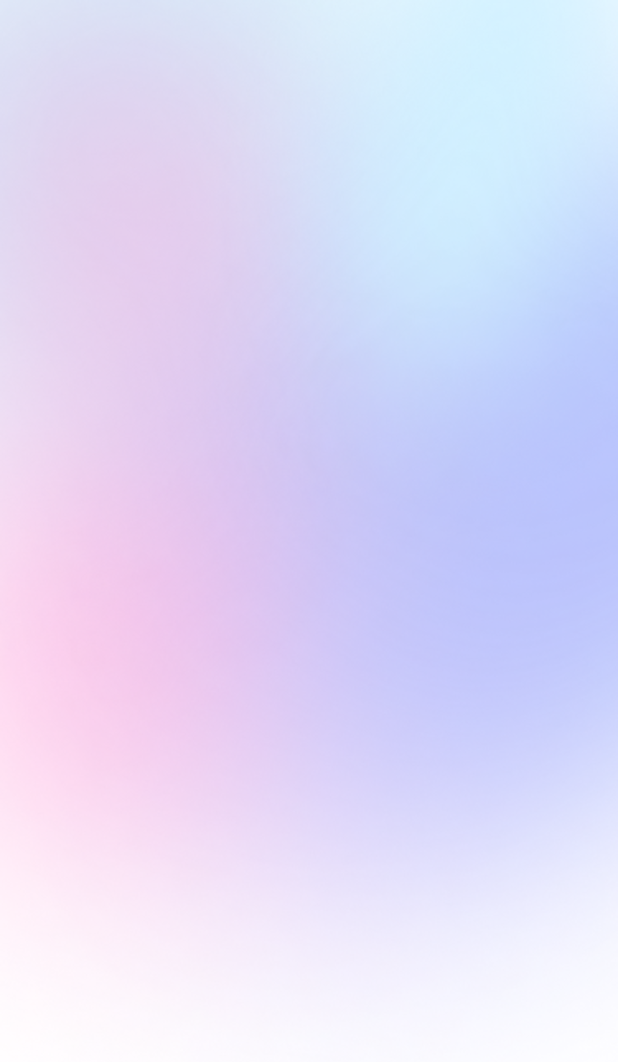
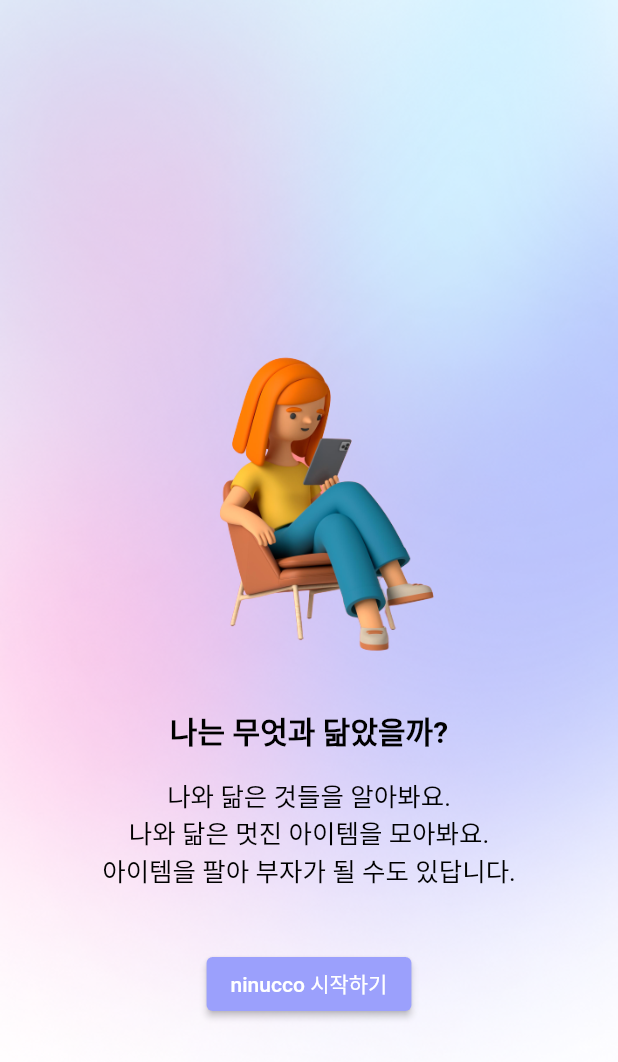
Before and after one commit to Ninucco/Ninucco, a Flutter app: the screen it shows after launch, on a phone screen of 412 x 824 dp. Shown: the top 1062 px of the screen. Run offline on Flutter 3.47's test engine with Material 2 defaults, Android fonts, the phone set to English and light mode, and no system bars; drawn by our look-alikes of carousel_slider; our stand-ins replace cached_network_image, firebase_auth, firebase_core, google_sign_in, image_cropper, image_picker and 3 more; missing offline and left inert: kakao_flutter_sdk, kakao_flutter_sdk_common, wrapped_korean_text; accounts and stored records are empty; generated files the repository leaves out were written again; Roboto replaces fonts that are missing (NexonGothic).

Commit message:
🐛 fix: make work
튜토리얼 페이지 미표현 문제 해결

```diff
--- a/application/ninucco/lib/providers/tutorial_provider.dart
+++ b/application/ninucco/lib/providers/tutorial_provider.dart
@@ -18,10 +18,9 @@ class TutorialProvider with ChangeNotifier {
   }
 
   void setIsPassTutorial(bool isPassTutorial) async {
-    notifyListeners();
     await _prefs.setBool('isPassTutorial', isPassTutorial);
     _isPassTutorial = isPassTutorial;
-    // print(_prefs.getBool('isPassTutorial'));
+    notifyListeners();
   }
 
   Future<void> passTutorial() async {
--- a/application/ninucco/lib/screens/tutorial/tutorial_screen.dart
+++ b/application/ninucco/lib/screens/tutorial/tutorial_screen.dart
@@ -15,27 +15,25 @@ class _TutorialScreenState extends State<TutorialScreen> {
   @override
   Widget build(BuildContext context) {
     TutorialProvider tutorialProvider = Provider.of<TutorialProvider>(context);
-    return GestureDetector(
-        onTap: () => FocusScope.of(context).unfocus(),
-        child: Scaffold(
+    return Scaffold(
       body: Container(
           decoration: const BoxDecoration(
               image: DecorationImage(
             image: AssetImage('assets/images/bg/bg.png'),
             fit: BoxFit.cover,
           )),
-            child: CustomScrollView(
-              physics: const RangeMaintainingScrollPhysics(),
-              keyboardDismissBehavior: ScrollViewKeyboardDismissBehavior.onDrag,
-              slivers: [
+          child: Column(
+            mainAxisAlignment: MainAxisAlignment.start,
+            children: [
+              const SizedBox(height: 180.0),
               const TutorialCarousel(),
+              const SizedBox(height: 40.0),
               ElevatedButton(
                   onPressed: () => tutorialProvider.setIsPassTutorial(true),
                   child: const Text('ninucco 시작하기')),
             ],
-            ),
-          ),
-        ));
+          )),
+    );
   }
 }
 
@@ -59,7 +57,7 @@ class _TutorialCarouselState extends State<TutorialCarousel> {
   Widget build(BuildContext context) {
     return CarouselSlider(
       options: CarouselOptions(
-        aspectRatio: 2.0,
+        aspectRatio: 1,
         enlargeCenterPage: true,
         enableInfiniteScroll: false,
       ),
@@ -68,42 +66,38 @@ class _TutorialCarouselState extends State<TutorialCarousel> {
           .map((index, imagePath) {
             return MapEntry(
               index,
-                Container(
-                  margin: const EdgeInsets.all(5.0),
-                  child: Column(
-                    mainAxisAlignment: MainAxisAlignment.center,
+              Column(
                 children: [
                   Expanded(
-                        child: ClipRRect(
-                          borderRadius:
-                              const BorderRadius.all(Radius.circular(5.0)),
                     child: Image.asset(
                       imagePath,
-                            fit: BoxFit.cover,
                     ),
                   ),
-                      ),
-                      const SizedBox(height: 10.0),
+                  const SizedBox(height: 1.0),
                   Text(
                     _tutorialImages!.getGuideTitle[index],
                     style: const TextStyle(
-                          color: Colors.white,
+                      color: Colors.black,
                       fontSize: 20.0,
                       fontWeight: FontWeight.bold,
                     ),
                   ),
-                      const SizedBox(height: 5.0),
-                      Text(
-                        _tutorialImages!.getGuideMessage[index],
+                  const SizedBox(height: 15.0),
+                  Column(
+                    children: _tutorialImages!.getGuideMessage[index]
+                        .map((message) => Text(
+                              message,
                               style: const TextStyle(
-                          color: Colors.white,
-                          fontSize: 20.0,
+                                color: Colors.black,
+                                fontSize: 17.0,
                                 fontWeight: FontWeight.normal,
                               ),
+                            ))
+                        .toList(),
                   ),
                 ],
               ),
-                ));
+            );
           })
           .values
           .toList(),
--- a/application/ninucco/lib/utilities/tutorial_image_info.dart
+++ b/application/ninucco/lib/utilities/tutorial_image_info.dart
@@ -12,9 +12,19 @@ class TutorialImages {
   ];
   List<String> get getGuideTitle => guideTitle;
   final guideMessage = [
-    '나와 닮은 것들을 알아봐요. 나와 닮은 멋진 아이템을 모아봐요. 아이템을 팔아 부자가 될 수도 있답니다.',
-    '당신의 모습을 면밀하게 분석하여 멋진 픽셀 아트를 만들어 줄 거예요. 나만의 아트를 소장해 보아요. Github 뱃지로도 달 수 있답니다.',
-    '나의 멋진 셀카 혹은 픽셀 아트를 가지고 친구와 대결해 보아요. 남의 대결에 베팅을 해 보아요. 대결이 끝나면 우리는 모두 친구',
+    ['나와 닮은 것들을 알아봐요.', '나와 닮은 멋진 아이템을 모아봐요.', '아이템을 팔아 부자가 될 수도 있답니다.'],
+    [
+      '당신의 모습을 면밀하게 분석하여',
+      '멋진 픽셀 아트를 만들어 줄 거예요.',
+      '나만의 아트를 소장해 보아요.',
+      'Github 뱃지로도 달 수 있답니다.'
+    ],
+    [
+      '나의 멋진 셀카 혹은 픽셀 아트를',
+      '가지고 친구와 대결해 보아요.',
+      '남의 대결에 베팅을 해 보아요.',
+      '대결이 끝나면 우리는 모두 친구'
+    ],
   ];
-  List<String> get getGuideMessage => guideMessage;
+  List<List<String>> get getGuideMessage => guideMessage;
 }
--- a/application/ninucco/pubspec.yaml
+++ b/application/ninucco/pubspec.yaml
@@ -29,7 +29,6 @@ dependencies:
   scrollable_positioned_list: ^0.3.8
   shared_preferences: ^2.1.0
 
-
 dev_dependencies:
   flutter_test:
     sdk: flutter
@@ -38,6 +37,7 @@ dev_dependencies:
 flutter:
   uses-material-design: true
   assets:
+    - assets/images/tutorial/
     - assets/images/dummy/
     - assets/images/dummy.md
     - assets/images/scan_items/
```
Lines whose indentation alone changed are shown as unchanged.
